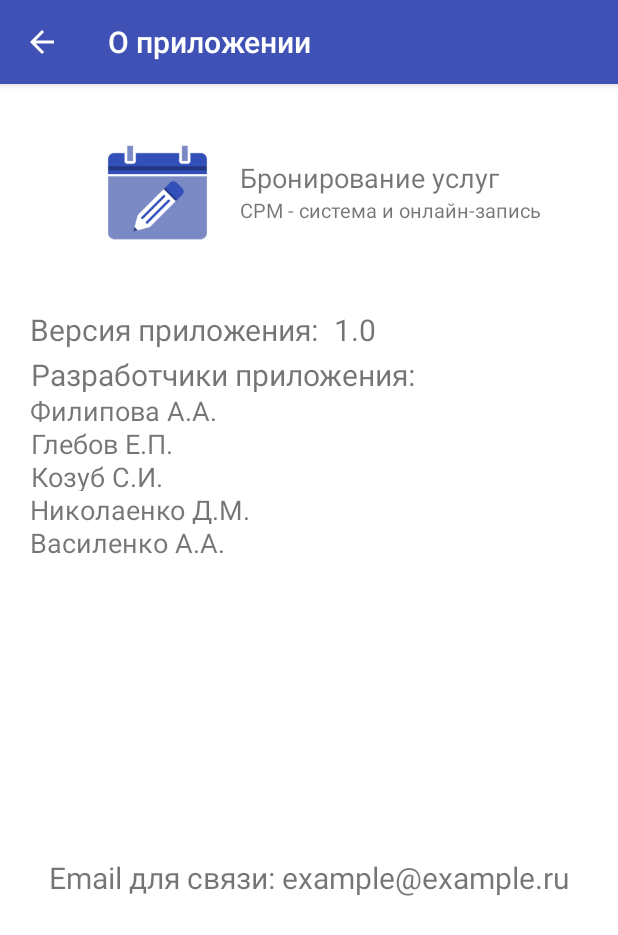
After one commit to darkice-dev/ClientServise, an Android app: the AboutActivity screen opened directly, with no data from a screen before it, on a phone screen of 412 x 824 dp. The commit adds this screen. Shown: the top 935 px of the screen. Run offline under Robolectric (Android 15) with nearby library versions, the phone set to English and light mode, and no system bars.

Commit message:
Added about activity

```diff
--- a/app/src/main/AndroidManifest.xml
+++ b/app/src/main/AndroidManifest.xml
@@ -11,13 +11,13 @@
         android:supportsRtl="true"
         android:theme="@style/AppTheme"
         tools:ignore="GoogleAppIndexingWarning">
-        <activity android:name=".OptionNotifyActivity"></activity>
+        <activity android:name=".AboutActivity"></activity>
+        <activity android:name=".OptionNotifyActivity" />
         <activity android:name=".CompanyViewActivity" />
         <activity android:name=".RegistrationCompany" />
         <activity android:name=".RegistrationClient" />
         <activity android:name=".RegistrationActivity" />
-        <activity android:name=".HelpActivity"/>
-
+        <activity android:name=".HelpActivity" />
         <activity android:name=".EnterActivity" />
         <activity
             android:name=".MainActivity"
--- /dev/null
+++ b/app/src/main/java/com/project/clientservise1/AboutActivity.java
@@ -0,0 +1,30 @@
+package com.project.clientservise1;
+
+import androidx.appcompat.app.ActionBar;
+import androidx.appcompat.app.AppCompatActivity;
+
+import android.os.Bundle;
+import android.widget.TextView;
+
+public class AboutActivity extends AppCompatActivity {
+
+    @Override
+    protected void onCreate(Bundle savedInstanceState) {
+        super.onCreate(savedInstanceState);
+        setContentView(R.layout.activity_about);
+
+        ActionBar actionBar = getSupportActionBar();
+        actionBar.setHomeButtonEnabled(true);
+        actionBar.setDisplayHomeAsUpEnabled(true);
+        actionBar.setTitle("О приложении");
+        TextView tv_version2 = (TextView) findViewById(R.id.tv_version2);
+        tv_version2.setText(BuildConfig.VERSION_NAME);
+
+    }
+
+    @Override
+    public boolean onSupportNavigateUp() {
+        onBackPressed();
+        return true;
+    }
+}
--- a/app/src/main/java/com/project/clientservise1/ProfileFragment.java
+++ b/app/src/main/java/com/project/clientservise1/ProfileFragment.java
@@ -24,6 +24,7 @@ public class ProfileFragment extends Fragment {
     private Button btnEnter;
     private Button btnRegistration;
     private Button btnHelp;
+    private Button btnAbout;
 
 
     @Override
@@ -35,6 +36,7 @@ public class ProfileFragment extends Fragment {
         btnEnter = view.findViewById(R.id.btn_enter);
         btnRegistration = view.findViewById(R.id.btn_registration);
         btnHelp = view.findViewById(R.id.btn_help);
+        btnAbout = view.findViewById(R.id.btn_about);
         //HelpFragment fragmentHelp = new HelpFragment();
 
         //создаем листенер
@@ -53,12 +55,18 @@ public class ProfileFragment extends Fragment {
             startActivity(intent);
         };
 
+        View.OnClickListener onClickBtnAbout = v -> {
+            Intent intent = new Intent(getActivity(), AboutActivity.class);
+            startActivity(intent);
+        };
+
 
 
         //привязываем листенер к кнопке
         btnEnter.setOnClickListener(onClickBtnOk);
         btnRegistration.setOnClickListener(onClickBtnReg);
         btnHelp.setOnClickListener(onClickBtnHelp);
+        btnAbout.setOnClickListener(onClickBtnAbout);
 
         return view;
     }
--- /dev/null
+++ b/app/src/main/res/layout/activity_about.xml
@@ -0,0 +1,148 @@
+<?xml version="1.0" encoding="utf-8"?>
+<ScrollView xmlns:android="http://schemas.android.com/apk/res/android"
+    xmlns:app="http://schemas.android.com/apk/res-auto"
+    android:layout_width="match_parent"
+    android:id="@+id/fragment_about"
+    android:layout_height="match_parent"
+    android:background="@color/colorWhite"
+    android:orientation="vertical">
+
+    <RelativeLayout
+        android:layout_width="match_parent"
+        android:layout_height="wrap_content">
+
+        <RelativeLayout
+            android:id="@+id/rl_logo"
+            android:layout_width="match_parent"
+            android:layout_height="150dp"
+            android:background="@color/colorWhite">
+
+            <ImageView
+                android:id="@+id/im_company"
+                android:layout_width="110dp"
+                android:layout_height="110dp"
+                android:layout_marginStart="50dp"
+                android:layout_marginTop="20dp"
+                android:src="@drawable/start_logo256" />
+
+            <TextView
+                android:id="@+id/tv_name"
+                android:layout_width="wrap_content"
+                android:layout_height="wrap_content"
+                android:layout_marginTop="50dp"
+                android:layout_marginEnd="30dp"
+                android:layout_toEndOf="@id/im_company"
+                android:text="@string/name"
+                android:textSize="18sp" />
+
+            <TextView
+                android:layout_width="wrap_content"
+                android:layout_height="wrap_content"
+                android:layout_below="@+id/tv_name"
+                android:layout_marginTop="0dp"
+                android:layout_marginEnd="30dp"
+                android:layout_toEndOf="@id/im_company"
+                android:text="@string/CRM"
+                android:textSize="13sp" />
+
+        </RelativeLayout>
+
+        <TextView
+            android:id="@+id/tv_version"
+            android:layout_width="wrap_content"
+            android:layout_height="30dp"
+            android:layout_below="@+id/rl_logo"
+            android:layout_marginStart="20dp"
+            android:text="Версия приложения:"
+            android:textAlignment="center"
+            android:textSize="20sp" />
+
+        <TextView
+            android:id="@+id/tv_version2"
+            android:layout_width="wrap_content"
+            android:layout_height="50dp"
+            android:layout_alignTop="@+id/tv_version"
+            android:layout_marginStart="10dp"
+            android:layout_toEndOf="@id/tv_version"
+            android:textAlignment="center"
+            android:textSize="20sp" />
+
+        <RelativeLayout
+            android:id="@+id/rl_devs"
+            android:layout_width="match_parent"
+            android:layout_height="wrap_content"
+            android:layout_below="@+id/tv_version">
+
+            <TextView
+                android:id="@+id/tv_devs"
+                android:layout_width="wrap_content"
+                android:layout_height="25dp"
+                android:layout_marginStart="20dp"
+                android:textSize="20sp"
+                android:text="Разработчики приложения:"
+                android:textAlignment="center"/>
+
+            <TextView
+                android:id="@+id/tv_devs1"
+                android:layout_width="wrap_content"
+                android:layout_height="22dp"
+                android:layout_marginStart="20dp"
+                android:textSize="18sp"
+                android:layout_below="@+id/tv_devs"
+                android:text="Филипова А.А."
+                android:textAlignment="center"/>
+
+            <TextView
+                android:id="@+id/tv_devs2"
+                android:layout_width="wrap_content"
+                android:layout_height="22dp"
+                android:layout_marginStart="20dp"
+                android:textSize="18sp"
+                android:layout_below="@+id/tv_devs1"
+                android:text="Глебов Е.П."
+                android:textAlignment="center"/>
+
+            <TextView
+                android:id="@+id/tv_devs3"
+                android:layout_width="wrap_content"
+                android:layout_height="22dp"
+                android:layout_marginStart="20dp"
+                android:textSize="18sp"
+                android:layout_below="@+id/tv_devs2"
+                android:text="Козуб С.И."
+                android:textAlignment="center"/>
+
+            <TextView
+                android:id="@+id/tv_devs4"
+                android:layout_width="wrap_content"
+                android:layout_height="22dp"
+                android:layout_marginStart="20dp"
+                android:textSize="18sp"
+                android:layout_below="@+id/tv_devs3"
+                android:text="Николаенко Д.М."
+                android:textAlignment="center"/>
+
+            <TextView
+                android:id="@+id/tv_devs5"
+                android:layout_width="wrap_content"
+                android:layout_height="22dp"
+                android:layout_marginStart="20dp"
+                android:textSize="18sp"
+                android:layout_below="@+id/tv_devs4"
+                android:text="Василенко А.А."
+                android:textAlignment="center"/>
+
+        </RelativeLayout>
+
+        <TextView
+            android:id="@+id/tv_email"
+            android:layout_width="match_parent"
+            android:layout_height="wrap_content"
+            android:layout_below="@+id/rl_devs"
+            android:layout_marginTop="200dp"
+            android:text="Email для связи: example@example.ru"
+            android:textAlignment="center"
+            android:textSize="20sp" />
+
+    </RelativeLayout>
+</ScrollView>
```
